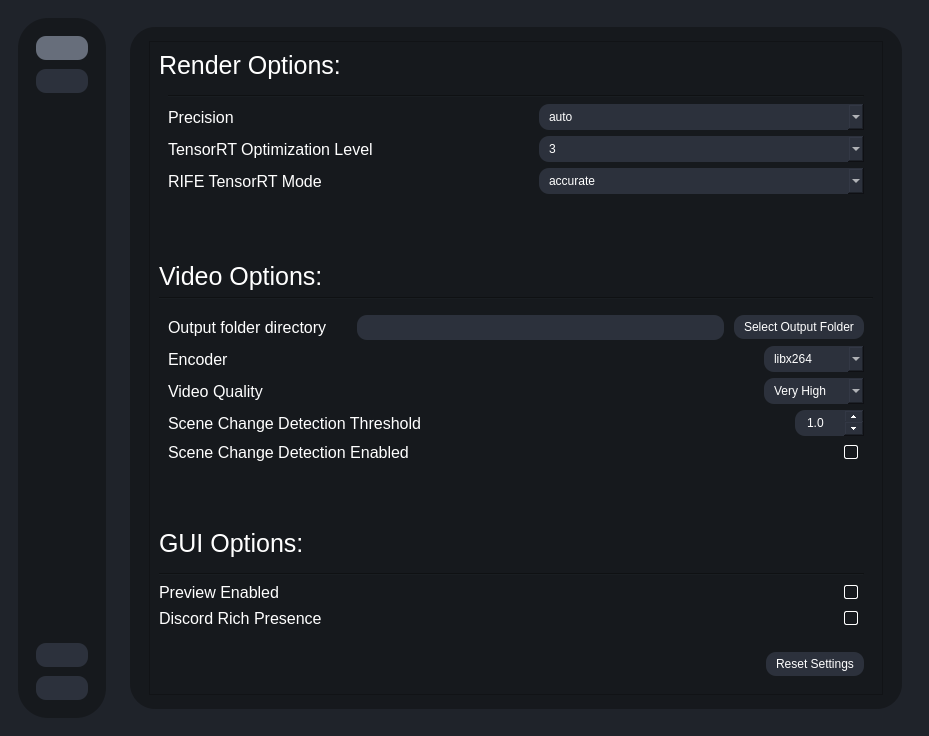
TNTwise/REAL-Video-Enhancer, file testRVEInterface.ui: the form before one commit.
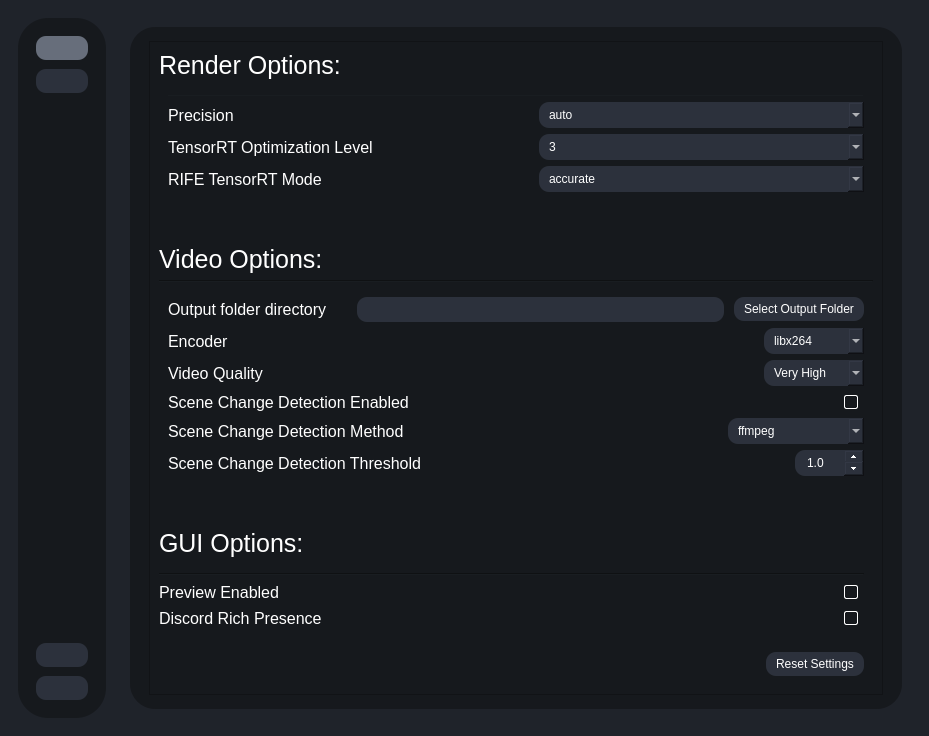
The form after the commit. The open tabs and pages were chosen to show the change. Icons and pictures are not drawn.

Commit message: gui changes, enable trt debug for cool little progress bar

Patch:
```diff
--- a/testRVEInterface.ui
+++ b/testRVEInterface.ui
@@ -1799,6 +1799,168 @@
                        </layout>
                       </widget>
                      </item>
+                     <item>
+                      <widget class="QWidget" name="sceneChangeDetectionSettingContainer" native="true">
+                       <layout class="QHBoxLayout" name="horizontalLayout_17">
+                        <property name="spacing">
+                         <number>10</number>
+                        </property>
+                        <property name="leftMargin">
+                         <number>0</number>
+                        </property>
+                        <property name="topMargin">
+                         <number>0</number>
+                        </property>
+                        <property name="rightMargin">
+                         <number>0</number>
+                        </property>
+                        <property name="bottomMargin">
+                         <number>0</number>
+                        </property>
+                        <item>
+                         <widget class="QLabel" name="label_20">
+                          <property name="font">
+                           <font>
+                            <pointsize>12</pointsize>
+                           </font>
+                          </property>
+                          <property name="text">
+                           <string>Scene Change Detection Enabled</string>
+                          </property>
+                         </widget>
+                        </item>
+                        <item>
+                         <spacer name="horizontalSpacer_3">
+                          <property name="orientation">
+                           <enum>Qt::Orientation::Horizontal</enum>
+                          </property>
+                          <property name="sizeHint" stdset="0">
+                           <size>
+                            <width>40</width>
+                            <height>20</height>
+                           </size>
+                          </property>
+                         </spacer>
+                        </item>
+                        <item>
+                         <widget class="QLabel" name="label_24">
+                          <property name="maximumSize">
+                           <size>
+                            <width>25</width>
+                            <height>25</height>
+                           </size>
+                          </property>
+                          <property name="toolTip">
+                           <string>&lt;html&gt;&lt;head/&gt;&lt;body&gt;&lt;p&gt;Scene Change Detection:&lt;/p&gt;&lt;p&gt; - Enabled: Attempts to detect when scenes change in a video. When running an interpolation, it will avoide interpolating over these scene changes.&lt;/p&gt;&lt;/body&gt;&lt;/html&gt;</string>
+                          </property>
+                          <property name="text">
+                           <string/>
+                          </property>
+                          <property name="pixmap">
+                           <pixmap resource="resources.qrc">:/icons/icons/info.svg</pixmap>
+                          </property>
+                          <property name="scaledContents">
+                           <bool>true</bool>
+                          </property>
+                         </widget>
+                        </item>
+                        <item>
+                         <widget class="QCheckBox" name="scene_change_detection_enabled">
+                          <property name="text">
+                           <string/>
+                          </property>
+                         </widget>
+                        </item>
+                       </layout>
+                      </widget>
+                     </item>
+                     <item>
+                      <widget class="QWidget" name="widget_12" native="true">
+                       <layout class="QHBoxLayout" name="horizontalLayout_27">
+                        <property name="spacing">
+                         <number>10</number>
+                        </property>
+                        <property name="leftMargin">
+                         <number>0</number>
+                        </property>
+                        <property name="topMargin">
+                         <number>0</number>
+                        </property>
+                        <property name="rightMargin">
+                         <number>0</number>
+                        </property>
+                        <property name="bottomMargin">
+                         <number>0</number>
+                        </property>
+                        <item>
+                         <widget class="QLabel" name="label_37">
+                          <property name="font">
+                           <font>
+                            <pointsize>12</pointsize>
+                           </font>
+                          </property>
+                          <property name="text">
+                           <string>Scene Change Detection Method</string>
+                          </property>
+                         </widget>
+                        </item>
+                        <item>
+                         <spacer name="horizontalSpacer_13">
+                          <property name="orientation">
+                           <enum>Qt::Orientation::Horizontal</enum>
+                          </property>
+                          <property name="sizeHint" stdset="0">
+                           <size>
+                            <width>305</width>
+                            <height>20</height>
+                           </size>
+                          </property>
+                         </spacer>
+                        </item>
+                        <item>
+                         <widget class="QLabel" name="label_38">
+                          <property name="maximumSize">
+                           <size>
+                            <width>25</width>
+                            <height>25</height>
+                           </size>
+                          </property>
+                          <property name="toolTip">
+                           <string>&lt;html&gt;&lt;head/&gt;&lt;body&gt;&lt;p&gt;Scene detection methods:&lt;/p&gt;&lt;p&gt; - mean: fastest, least accurate&lt;/p&gt;&lt;p&gt; - mean (segmented): fast, prone to overdetection&lt;/p&gt;&lt;p&gt; - ffmpeg: slow, accuate&lt;/p&gt;&lt;/body&gt;&lt;/html&gt;</string>
+                          </property>
+                          <property name="text">
+                           <string/>
+                          </property>
+                          <property name="pixmap">
+                           <pixmap resource="resources.qrc">:/icons/icons/info.svg</pixmap>
+                          </property>
+                          <property name="scaledContents">
+                           <bool>true</bool>
+                          </property>
+                         </widget>
+                        </item>
+                        <item>
+                         <widget class="QComboBox" name="comboBox">
+                          <item>
+                           <property name="text">
+                            <string>ffmpeg</string>
+                           </property>
+                          </item>
+                          <item>
+                           <property name="text">
+                            <string>mean</string>
+                           </property>
+                          </item>
+                          <item>
+                           <property name="text">
+                            <string>mean_segmented</string>
+                           </property>
+                          </item>
+                         </widget>
+                        </item>
+                       </layout>
+                      </widget>
+                     </item>
                      <item>
                       <widget class="QWidget" name="widget_7" native="true">
                        <layout class="QHBoxLayout" name="horizontalLayout_14">
@@ -1880,81 +2042,6 @@
                        </layout>
                       </widget>
                      </item>
-                     <item>
-                      <widget class="QWidget" name="sceneChangeDetectionSettingContainer" native="true">
-                       <layout class="QHBoxLayout" name="horizontalLayout_17">
-                        <property name="spacing">
-                         <number>10</number>
-                        </property>
-                        <property name="leftMargin">
-                         <number>0</number>
-                        </property>
-                        <property name="topMargin">
-                         <number>0</number>
-                        </property>
-                        <property name="rightMargin">
-                         <number>0</number>
-                        </property>
-                        <property name="bottomMargin">
-                         <number>0</number>
-                        </property>
-                        <item>
-                         <widget class="QLabel" name="label_20">
-                          <property name="font">
-                           <font>
-                            <pointsize>12</pointsize>
-                           </font>
-                          </property>
-                          <property name="text">
-                           <string>Scene Change Detection Enabled</string>
-                          </property>
-                         </widget>
-                        </item>
-                        <item>
-                         <spacer name="horizontalSpacer_3">
-                          <property name="orientation">
-                           <enum>Qt::Orientation::Horizontal</enum>
-                          </property>
-                          <property name="sizeHint" stdset="0">
-                           <size>
-                            <width>40</width>
-                            <height>20</height>
-                           </size>
-                          </property>
-                         </spacer>
-                        </item>
-                        <item>
-                         <widget class="QLabel" name="label_24">
-                          <property name="maximumSize">
-                           <size>
-                            <width>25</width>
-                            <height>25</height>
-                           </size>
-                          </property>
-                          <property name="toolTip">
-                           <string>&lt;html&gt;&lt;head/&gt;&lt;body&gt;&lt;p&gt;Scene Change Detection:&lt;/p&gt;&lt;p&gt; - Enabled: Attempts to detect when scenes change in a video. When running an interpolation, it will avoide interpolating over these scene changes.&lt;/p&gt;&lt;/body&gt;&lt;/html&gt;</string>
-                          </property>
-                          <property name="text">
-                           <string/>
-                          </property>
-                          <property name="pixmap">
-                           <pixmap resource="resources.qrc">:/icons/icons/info.svg</pixmap>
-                          </property>
-                          <property name="scaledContents">
-                           <bool>true</bool>
-                          </property>
-                         </widget>
-                        </item>
-                        <item>
-                         <widget class="QCheckBox" name="scene_change_detection_enabled">
-                          <property name="text">
-                           <string/>
-                          </property>
-                         </widget>
-                        </item>
-                       </layout>
-                      </widget>
-                     </item>
                     </layout>
                    </widget>
                   </item>
```
Left out of the diff: 8 changed lines with no effect on the pictures. The commit also changes 1 other file.
